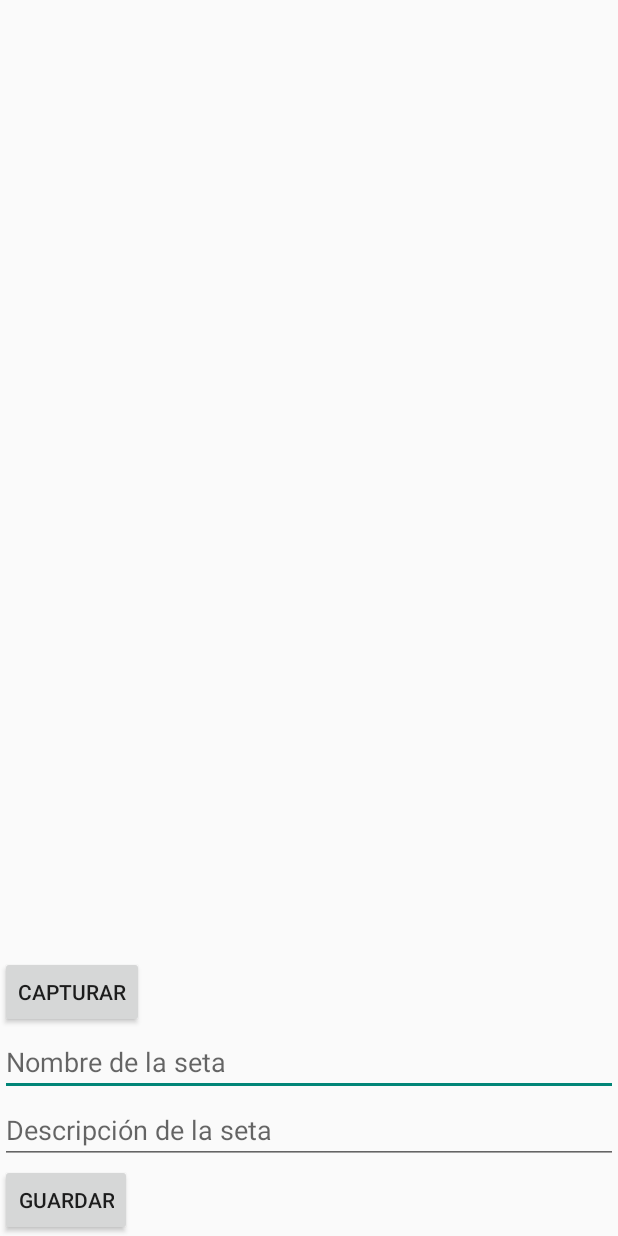
After one commit to ArnauMB1992/mushtoolP3, an Android app built with Jetpack Compose: the layout activity_camera.xml on its own in the app's theme, with its tools: preview values and no code run, on a phone screen of 412 x 824 dp. The commit adds this screen. Run offline under Robolectric (Android 15) with nearby library versions, the phone set to English and light mode, and no system bars.

Commit message:
mapa acabado, camara acabada falta revisar versiones de android

```diff
--- /dev/null
+++ b/app/src/main/res/layout/activity_camera.xml
@@ -0,0 +1,51 @@
+<?xml version="1.0" encoding="utf-8"?>
+<LinearLayout xmlns:android="http://schemas.android.com/apk/res/android"
+    android:orientation="vertical"
+    android:layout_width="match_parent"
+    android:layout_height="match_parent">
+
+    <LinearLayout
+        android:orientation="vertical"
+        android:layout_width="match_parent"
+        android:layout_height="wrap_content">
+
+        <FrameLayout
+            android:id="@+id/cameraPreview"
+            android:layout_width="match_parent"
+            android:layout_height="650dp"
+            android:layout_weight="1"
+            android:rotation="0"
+            android:visibility="visible" />
+
+        <Button
+            android:id="@+id/captureButton"
+            android:layout_width="wrap_content"
+            android:layout_height="wrap_content"
+            android:text="Capturar" />
+
+        <EditText
+            android:id="@+id/nameEditText"
+            android:layout_width="match_parent"
+            android:layout_height="wrap_content"
+            android:hint="Nombre de la seta" />
+
+        <EditText
+            android:id="@+id/descriptionEditText"
+            android:layout_width="match_parent"
+            android:layout_height="wrap_content"
+            android:hint="Descripción de la seta" />
+
+        <Button
+            android:id="@+id/saveButton"
+            android:layout_width="wrap_content"
+            android:layout_height="wrap_content"
+            android:text="Guardar" />
+
+    </LinearLayout>
+
+    <TextureView
+        android:id="@+id/textureView"
+        android:layout_width="match_parent"
+        android:layout_height="wrap_content" />
+
+</LinearLayout>
```
Also changed, not shown: app/src/main/AndroidManifest.xml (+17 -1 lines), app/src/main/java/com/projecte3/provesprojecte/CameraActivity.kt (added, +80 -0 lines), app/src/main/java/com/projecte3/provesprojecte/CameraPreview.kt (added, +50 -0 lines), app/src/main/java/com/projecte3/provesprojecte/CaptureActivity.kt (added, +28 -0 lines), app/src/main/java/com/projecte3/provesprojecte/MainActivity.kt (+40 -3 lines), app/src/main/java/com/projecte3/provesprojecte/MapActivity.kt (+23 -52 lines), app/src/main/java/com/projecte3/provesprojecte/SetaManager.kt (+13 -5 lines), app/src/main/res/layout/activity_capture.xml (added, +19 -0 lines).
